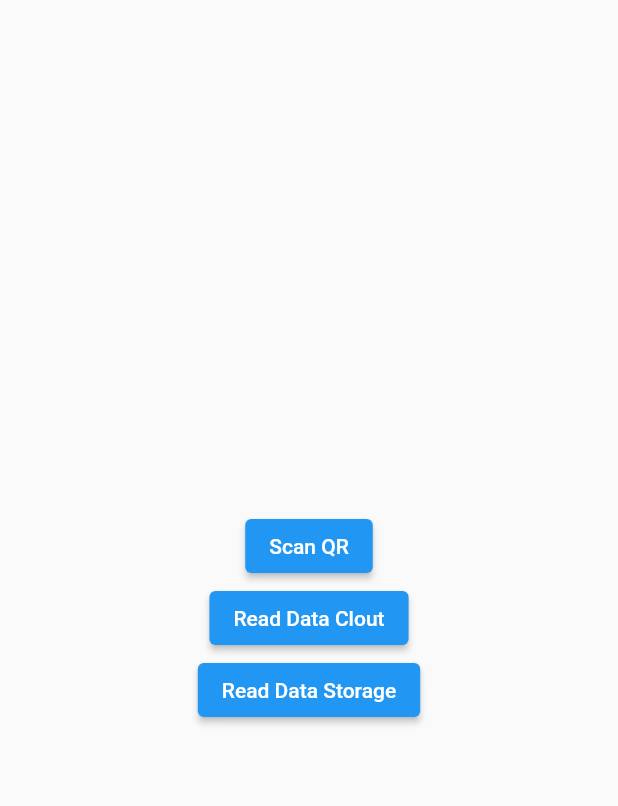
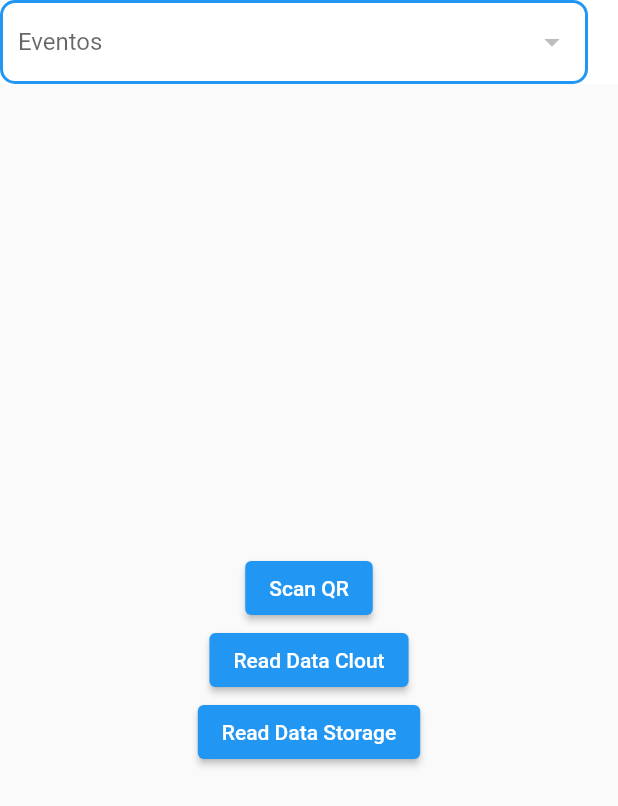
Before and after one commit to jesusfvb/congresso_terciarios, a Flutter app: the screen it shows after launch, after a tap on "Read Data Storage", on a phone screen of 412 x 824 dp. Shown: the top 806 px of the screen. Run offline on Flutter 3.47's test engine with Material 2 defaults, Android fonts, the phone set to English and light mode, and no system bars; our stand-ins replace get, hive, hive_flutter; missing offline and left inert: gsheets, qr_code_scanner; accounts and stored records are empty; key blocks and very long unbroken strings in the code were emptied for the run.

Commit message:
Selection of event and upgrade db

```diff
--- /dev/null
+++ b/lib/component/app_bar_component.dart
@@ -0,0 +1,11 @@
+import 'package:congresso_terciarios/component/dropdown_component.dart';
+import 'package:flutter/material.dart';
+
+class AppBarComponent extends AppBar {
+  AppBarComponent({super.key})
+      : super(
+          actions: [const DropdownComponent()],
+          backgroundColor: Colors.white,
+          elevation: 0,
+        );
+}
--- /dev/null
+++ b/lib/component/dropdown_component.dart
@@ -0,0 +1,44 @@
+import 'package:congresso_terciarios/state/dropdown_state.dart';
+import 'package:flutter/material.dart';
+import 'package:get/get.dart';
+
+class DropdownComponent extends StatelessWidget {
+  const DropdownComponent({super.key});
+
+  @override
+  Widget build(BuildContext context) {
+    final DropdownState state = Get.put(DropdownState());
+
+    return Obx(
+      () => Expanded(
+        child: Container(
+          height: 50,
+          decoration: BoxDecoration(
+            color: Colors.white,
+            borderRadius: BorderRadius.circular(10),
+            border: Border.all(color: Colors.blue, width: 2),
+          ),
+          padding: const EdgeInsets.symmetric(horizontal: 10),
+          margin: const EdgeInsets.only(right: 20),
+          child: DropdownButtonHideUnderline(
+            child: DropdownButtonFormField(
+                decoration: InputDecoration(
+                  label: state.selectedEvent == null ? const Text("Eventos") : null,
+                  border: InputBorder.none,
+                ),
+                value: state.selectedEvent,
+                items: state.events.map((String event) {
+                  return DropdownMenuItem(
+                    value: event,
+                    child: Text(event),
+                  );
+                }).toList(),
+                onChanged: (value) {
+                  state.setEvents(value!);
+                }),
+          ),
+        ),
+      ),
+    );
+  }
+}
--- a/lib/dto/event_dto.dart
+++ b/lib/dto/event_dto.dart
@@ -1,5 +1,12 @@
+import 'package:hive/hive.dart';
+
+part 'event_dto.g.dart';
+
+@HiveType(typeId: 2)
 class EventDto {
+  @HiveField(0)
   String name;
+  @HiveField(1)
   List<String> users;
 
   EventDto(this.name, this.users);
--- a/lib/dto/user_dto.dart
+++ b/lib/dto/user_dto.dart
@@ -1,10 +1,28 @@
+import 'package:hive/hive.dart';
+
+part 'user_dto.g.dart';
+
+@HiveType(typeId: 1)
 class UserDto {
+  @HiveField(0)
   late String id;
+  @HiveField(1)
   late String name;
+  @HiveField(2)
   late String turn;
+  @HiveField(3)
   late String language;
+  @HiveField(4)
   late String status;
+  @HiveField(5)
   late String sodalicio;
 
-  UserDto(this.id, this.name, this.turn, this.language, this.status, this.sodalicio);
+  UserDto(
+    this.id,
+    this.name,
+    this.turn,
+    this.language,
+    this.status,
+    this.sodalicio,
+  );
 }
--- a/lib/main.dart
+++ b/lib/main.dart
@@ -1,10 +1,23 @@
+import 'package:congresso_terciarios/component/app_bar_component.dart';
+import 'package:congresso_terciarios/dto/event_dto.dart';
+import 'package:congresso_terciarios/dto/user_dto.dart';
 import 'package:congresso_terciarios/service/google_sheets_service.dart';
 import 'package:congresso_terciarios/service/storage_service.dart';
 import 'package:congresso_terciarios/view/qr_scanner_view.dart';
 import 'package:flutter/material.dart';
 import 'package:get/get.dart';
+import 'package:hive/hive.dart';
+import 'package:hive_flutter/adapters.dart';
 
-void main() {
+void main() async {
+  Hive.registerAdapter(UserDtoAdapter());
+  Hive.registerAdapter(EventDtoAdapter());
+  await Hive.initFlutter();
+  await Hive.openBox('db');
+
+  Get.put(StorageService());
+  Get.put(await GoogleSheetsService().init());
+
   runApp(const MyApp());
 }
 
@@ -14,12 +27,16 @@ class MyApp extends StatelessWidget {
   // This widget is the root of your application.
   @override
   Widget build(BuildContext context) {
+    GoogleSheetsService googleSheetsService = Get.find();
+    StorageService storageService = Get.find();
+
     return GetMaterialApp(
         title: 'Congresso Terciarios',
         theme: ThemeData(
           primarySwatch: Colors.blue,
         ),
         home: Scaffold(
+          appBar: AppBarComponent(),
           body: Center(
             child: Column(
               mainAxisAlignment: MainAxisAlignment.center,
@@ -32,14 +49,13 @@ class MyApp extends StatelessWidget {
                 ),
                 ElevatedButton(
                     onPressed: () async {
-                      GoogleSheetsService service = await GoogleSheetsService().init();
-                      await service.getAllData();
+                      await googleSheetsService.getAllData();
                     },
                     child: const Text("Read Data Clout")),
                 ElevatedButton(
                     onPressed: () async {
-                      StorageService.readUsers("db");
-                      StorageService.readEvent("db");
+                      // storageService.readUsers("db");
+                      print(storageService.readEvent("db"));
                     },
                     child: const Text("Read Data Storage")),
               ],
--- a/lib/mapper/user_mapper.dart
+++ b/lib/mapper/user_mapper.dart
@@ -3,10 +3,9 @@ import 'package:congresso_terciarios/dto/user_dto.dart';
 class UserMapper {
   static Map<String, UserDto> fromRowListToMap(List<List<String>> rows) {
     Map<String, UserDto> users = {};
-    rows.forEach((row) {
+    for (var row in rows) {
       users[row[3]] = UserDto(row[3], row[0], row[1], row[2], row[4], row[5]);
-    });
+    }
     return users;
   }
-
 }
--- a/lib/service/google_sheets_service.dart
+++ b/lib/service/google_sheets_service.dart
@@ -1,10 +1,13 @@
 import 'package:congresso_terciarios/mapper/user_mapper.dart';
 import 'package:congresso_terciarios/service/storage_service.dart';
+import 'package:get/get.dart';
 import 'package:gsheets/gsheets.dart';
 
 import '../mapper/event_mapper.dart';
 
 class GoogleSheetsService {
+  final StorageService _storageService = Get.find();
+
   // email = congresso-terciarios@congressoterciarios.iam.gserviceaccount.com
   static const _credentials = r'''
   {
@@ -34,11 +37,11 @@ class GoogleSheetsService {
 
   Future getAllData() async {
     final allRows = await _worksheet!.values.allRows();
-    final events = EventMapper.fromList(allRows.first.sublist(6));
+    final events = EventMapper.fromListToMap(allRows.first.sublist(6));
     final users = UserMapper.fromRowListToMap(allRows.sublist(1));
-    StorageService.saveUsers("db", users);
+    await _storageService.saveUsers("db", users);
     print("users saved");
-    StorageService.saveEvent("db", events);
+    await _storageService.saveEvents("db", events);
     print("events saved");
   }
 }
--- a/lib/service/storage_service.dart
+++ b/lib/service/storage_service.dart
@@ -1,27 +1,39 @@
 import 'package:congresso_terciarios/dto/event_dto.dart';
 import 'package:congresso_terciarios/dto/user_dto.dart';
-import 'package:get_storage/get_storage.dart';
+import 'package:congresso_terciarios/mapper/event_mapper.dart';
+import 'package:congresso_terciarios/mapper/user_mapper.dart';
+import 'package:hive/hive.dart';
 
 class StorageService {
-  static final GetStorage _box = GetStorage();
+  final _box = Hive.box('db');
 
-  static void saveUsers(String key, Map<String, UserDto> users) {
-    _box.write("${key}_user", users);
+  StorageService();
+
+  Future saveUsers(String key, Map<String, UserDto> users) async {
+    await _box.put("${key}_user", users);
   }
 
-  static void readUsers(String key) {
-    var users = _box.read<Map<String, UserDto>>("${key}_user");
+  void readUsers(String key) {
+    // var users = _box.get<Map<String, UserDto>>("${key}_user") ;
+    var users = _box.get("${key}_user");
     // TODO: print users
     print(users);
   }
 
-  static void saveEvent(String key, Map<String, EventDto> event) {
-    _box.write("${key}_event", event);
+  Future saveEvents(String key, Map<String, EventDto> event) async {
+    _box.put("${key}_events", event);
   }
 
-  static void readEvent(String key) {
-    var event = _box.read<Map<String, EventDto>>("${key}_event");
-    // TODO: print users
-    print(event);
+  Map<String, EventDto>? readEvents(String key) {
+    // return _box.get<Map<String, EventDto>>("${key}_event");
+    return _box.get("${key}_events")?.cast<String, EventDto>();
+  }
+
+  Future saveEvent(String key, EventDto event) async {
+    _box.put("${key}_event", event);
+  }
+
+  EventDto? readEvent(String key) {
+    return _box.get("${key}_event");
   }
 }
--- /dev/null
+++ b/lib/state/dropdown_state.dart
@@ -0,0 +1,35 @@
+import 'package:congresso_terciarios/dto/event_dto.dart';
+import 'package:congresso_terciarios/mapper/event_mapper.dart';
+import 'package:congresso_terciarios/service/google_sheets_service.dart';
+import 'package:congresso_terciarios/service/storage_service.dart';
+import 'package:get/get.dart';
+
+class DropdownState extends GetxController {
+  final StorageService _storageService = Get.find();
+  final GoogleSheetsService _googleSheetsService = Get.find();
+
+  final RxList<EventDto> _events = RxList<EventDto>();
+  final Rx<EventDto?> _selectedEvent = Rx<EventDto?>(null);
+
+  @override
+  void onInit() async {
+    super.onInit();
+    var events = _storageService.readEvents("db");
+    if (events == null) {
+      events = await _googleSheetsService.getAllData();
+      _storageService.readEvents("db");
+    }
+    _events.value = EventMapper.fromMapToList(events!);
+    _selectedEvent.value = _storageService.readEvent("db");
+  }
+
+  void setEvents(String events) {
+    var event = _events.firstWhere((event) => event.name == events);
+    _storageService.saveEvent("db", event);
+    _selectedEvent.value = event;
+  }
+
+  List<String> get events => _events.map((event) => event.name).toList();
+
+  String? get selectedEvent => _selectedEvent.value?.name;
+}
--- a/pubspec.yaml
+++ b/pubspec.yaml
@@ -38,7 +38,8 @@ dependencies:
   qr_code_scanner: ^1.0.1
   get: ^4.6.5
   gsheets: ^0.4.2
-  get_storage: ^2.1.1
+  hive: ^2.2.3
+  hive_flutter: ^1.1.0
 
 dev_dependencies:
   flutter_test:
@@ -50,6 +51,8 @@ dev_dependencies:
   # package. See that file for information about deactivating specific lint
   # rules and activating additional ones.
   flutter_lints: ^2.0.0
+  build_runner: ^2.3.3
+  hive_generator: ^2.0.0
 
 # For information on the generic Dart part of this file, see the
 # following page: https://dart.dev/tools/pub/pubspec
```
Also changed, not shown: lib/mapper/event_mapper.dart (+14 -2 lines), lib/dto/event_dto.g.dart (added), lib/dto/user_dto.g.dart (added), pubspec.lock, 1 other file.
